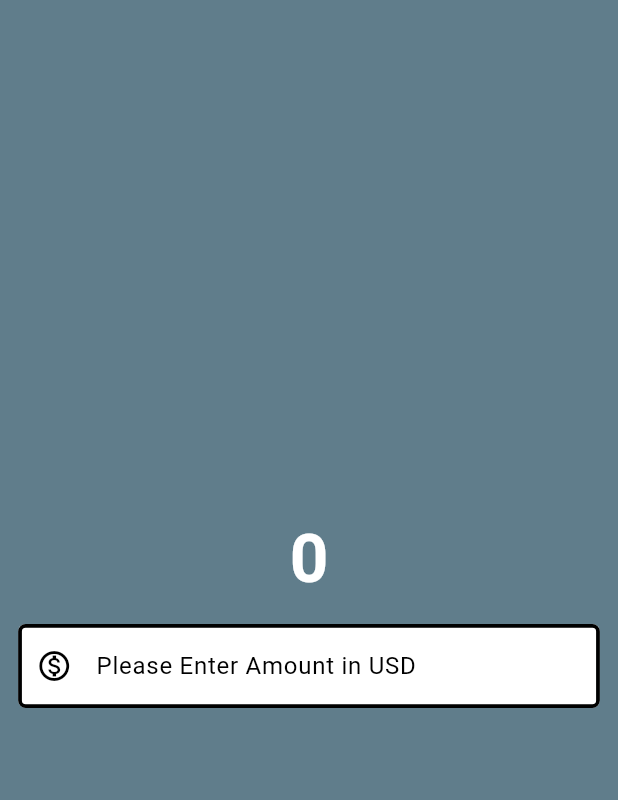
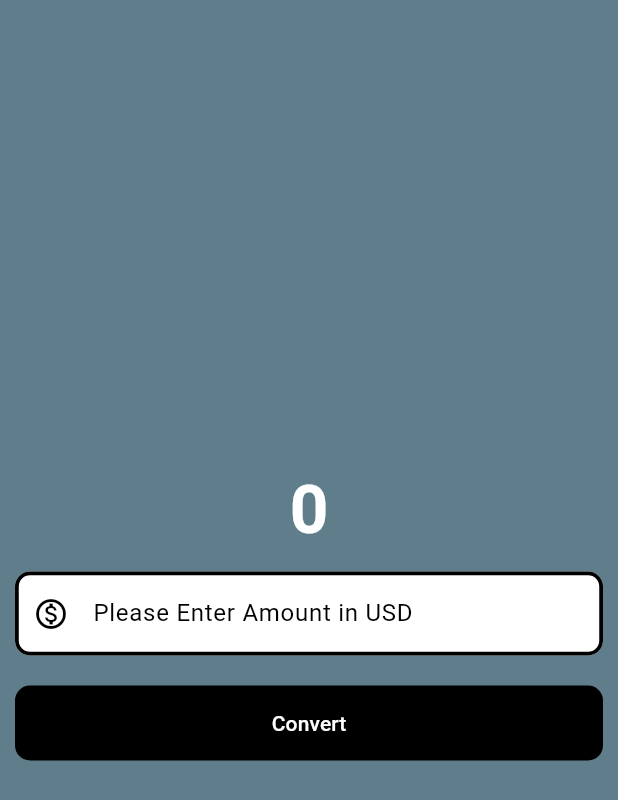
Before and after one commit to zgirto-hub/currency_converter, a Flutter app: the screen it shows after launch, on a phone screen of 412 x 824 dp. Shown: the top 800 px of the screen. Run offline on Flutter 3.47's test engine with Material 3 defaults, Android fonts, the phone set to English and light mode, and no system bars.

Commit message:
25-feb-2026 15:06

```diff
--- a/lib/currency_converter_material_page.dart
+++ b/lib/currency_converter_material_page.dart
@@ -1,3 +1,4 @@
+import 'package:flutter/foundation.dart';
 import 'package:flutter/material.dart';
 
 class CurrencyConverterMaterialPage extends StatelessWidget{
@@ -11,7 +12,7 @@ class CurrencyConverterMaterialPage extends StatelessWidget{
                         width: 2.5,
                         style: BorderStyle.solid,
                     ),
-                    borderRadius: BorderRadius.circular(5),
+                    borderRadius: BorderRadius.circular(10),
                     );
 
     return Scaffold(
@@ -32,7 +33,8 @@ class CurrencyConverterMaterialPage extends StatelessWidget{
                 //Padding
 
                 Padding(
-                  padding: const EdgeInsets.all(12.10),
+                  padding: const EdgeInsets.all(10.0),
+
                   child: TextField(
                         style: TextStyle(
                         color: Colors.black,
@@ -56,10 +58,38 @@ class CurrencyConverterMaterialPage extends StatelessWidget{
 
                    ),
                 ),
+              //button
 
-              ],
-            ),
-         ),
-    );
-  }
-}
+
+              //raised
+             //appear like a text
+                    Padding(
+                  padding: const EdgeInsets.all(10.0),
+                  child: TextButton(
+                    onPressed: () {
+                      if (kDebugMode) {
+                        debugPrint('Button Clicked');
+                      }
+                    },
+                    style: ButtonStyle(
+                      backgroundColor: WidgetStatePropertyAll(Colors.black),
+                      foregroundColor: WidgetStatePropertyAll(Colors.white),
+                      minimumSize: WidgetStatePropertyAll(
+                        Size(double.infinity, 50),
+                      ),
+                      shape: WidgetStatePropertyAll(
+                        RoundedRectangleBorder(
+                          borderRadius: BorderRadius.circular(10),
+                        ),
+                      ),
+                    ),
+                    child: const Text('Convert'),
+                  ),
+                ),
+
+                              ]
+                            ),
+                        ),
+                    );
+                  }
+          }
```
